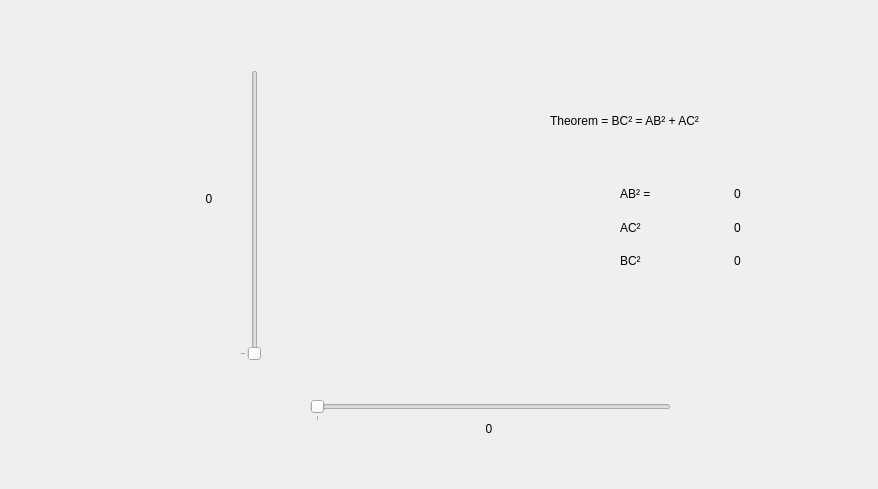
Above: gui/pythagoras.ui from vangeytedvg/YouTubeTutorials before the change. Below: the same form after it.
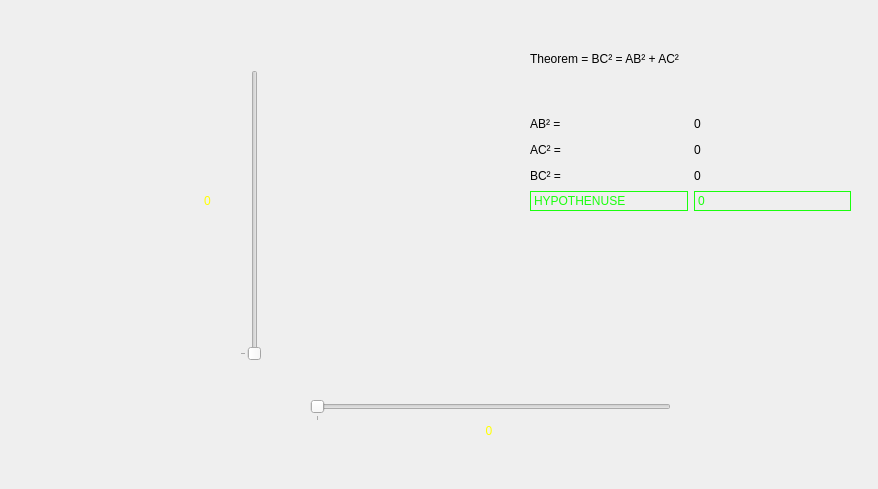
That is the form after the change. Icons and pictures are not drawn.

Commit message: Added roteted QLabel

What changed in the file:
```diff
--- a/gui/pythagoras.ui
+++ b/gui/pythagoras.ui
@@ -76,31 +76,19 @@
     <bool>true</bool>
    </property>
   </widget>
-  <widget class="QLabel" name="label">
-   <property name="geometry">
-    <rect>
-     <x>550</x>
-     <y>100</y>
-     <width>251</width>
-     <height>41</height>
-    </rect>
-   </property>
-   <property name="styleSheet">
-    <string notr="true">font: 75 14pt &quot;Noto Sans&quot;;</string>
-   </property>
-   <property name="text">
-    <string>Theorem = BC² = AB² + AC²</string>
-   </property>
-  </widget>
   <widget class="QLabel" name="lblABvalue">
    <property name="geometry">
     <rect>
      <x>460</x>
      <y>420</y>
      <width>58</width>
-     <height>18</height>
+     <height>21</height>
     </rect>
    </property>
+   <property name="styleSheet">
+    <string notr="true">font: 75 14pt &quot;Noto Sans&quot;;
+color: rgb(255, 255, 0);</string>
+   </property>
    <property name="text">
     <string>0</string>
    </property>
@@ -111,12 +99,16 @@
   <widget class="QLabel" name="lblACvalue">
    <property name="geometry">
     <rect>
-     <x>180</x>
+     <x>177</x>
      <y>190</y>
-     <width>58</width>
-     <height>18</height>
+     <width>61</width>
+     <height>21</height>
     </rect>
    </property>
+   <property name="styleSheet">
+    <string notr="true">font: 75 14pt &quot;Noto Sans&quot;;
+color: rgb(255, 255, 0);</string>
+   </property>
    <property name="text">
     <string>0</string>
    </property>
@@ -162,16 +154,38 @@
     <bool>true</bool>
    </property>
   </widget>
-  <widget class="QWidget" name="layoutWidget">
+  <widget class="QWidget" name="">
    <property name="geometry">
     <rect>
-     <x>620</x>
-     <y>180</y>
-     <width>221</width>
-     <height>95</height>
+     <x>530</x>
+     <y>10</y>
+     <width>321</width>
+     <height>201</height>
     </rect>
    </property>
+   <layout class="QGridLayout" name="gridLayout_2">
+    <item row="0" column="0">
+     <widget class="QLabel" name="label">
+      <property name="styleSheet">
+       <string notr="true">font: 75 14pt &quot;Noto Sans&quot;;</string>
+      </property>
+      <property name="text">
+       <string>Theorem = BC² = AB² + AC²</string>
+      </property>
+     </widget>
+    </item>
+    <item row="1" column="0">
    <layout class="QGridLayout" name="gridLayout">
+      <item row="1" column="1">
+       <widget class="QLabel" name="lblACsquared">
+        <property name="styleSheet">
+         <string notr="true">font: 75 14pt &quot;Noto Sans&quot;;</string>
+        </property>
+        <property name="text">
+         <string>0</string>
+        </property>
+       </widget>
+      </item>
     <item row="0" column="1">
      <widget class="QLabel" name="lblABsquared">
       <property name="styleSheet">
@@ -192,36 +206,6 @@
       </property>
      </widget>
     </item>
-    <item row="1" column="1">
-     <widget class="QLabel" name="lblACsquared">
-      <property name="styleSheet">
-       <string notr="true">font: 75 14pt &quot;Noto Sans&quot;;</string>
-      </property>
-      <property name="text">
-       <string>0</string>
-      </property>
-     </widget>
-    </item>
-    <item row="1" column="0">
-     <widget class="QLabel" name="lblAC">
-      <property name="styleSheet">
-       <string notr="true">font: 75 14pt &quot;Noto Sans&quot;;</string>
-      </property>
-      <property name="text">
-       <string>AC²</string>
-      </property>
-     </widget>
-    </item>
-    <item row="2" column="0">
-     <widget class="QLabel" name="label_2">
-      <property name="styleSheet">
-       <string notr="true">font: 75 14pt &quot;Noto Sans&quot;;</string>
-      </property>
-      <property name="text">
-       <string>BC²</string>
-      </property>
-     </widget>
-    </item>
     <item row="2" column="1">
      <widget class="QLabel" name="lblBCsquared">
       <property name="styleSheet">
@@ -231,6 +215,57 @@
        <string>0</string>
       </property>
      </widget>
+      </item>
+      <item row="2" column="0">
+       <widget class="QLabel" name="label_2">
+        <property name="styleSheet">
+         <string notr="true">font: 75 14pt &quot;Noto Sans&quot;;</string>
+        </property>
+        <property name="text">
+         <string>BC² =</string>
+        </property>
+       </widget>
+      </item>
+      <item row="1" column="0">
+       <widget class="QLabel" name="lblAC">
+        <property name="styleSheet">
+         <string notr="true">font: 75 14pt &quot;Noto Sans&quot;;</string>
+        </property>
+        <property name="text">
+         <string>AC² =</string>
+        </property>
+       </widget>
+      </item>
+      <item row="3" column="0">
+       <widget class="QLabel" name="label_3">
+        <property name="styleSheet">
+         <string notr="true">color: rgb(26, 255, 14);
+font: 75 14pt &quot;Noto Sans&quot;;
+border-color: rgb(255, 255, 127);</string>
+        </property>
+        <property name="frameShape">
+         <enum>QFrame::Box</enum>
+        </property>
+        <property name="text">
+         <string>HYPOTHENUSE </string>
+        </property>
+       </widget>
+      </item>
+      <item row="3" column="1">
+       <widget class="QLabel" name="lblHypothenuse">
+        <property name="styleSheet">
+         <string notr="true">color: rgb(26, 255, 14);
+font: 75 14pt &quot;Noto Sans&quot;;</string>
+        </property>
+        <property name="frameShape">
+         <enum>QFrame::Box</enum>
+        </property>
+        <property name="text">
+         <string>0</string>
+        </property>
+       </widget>
+      </item>
+     </layout>
     </item>
    </layout>
   </widget>
```
Lines whose indentation alone changed are shown as unchanged. The commit also changes 26 other files.
